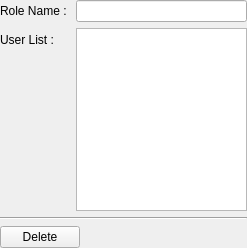
The window that src/widgets/quarolewidgetedit.ui (juangburgos/QUaAccessControl) describes before a commit, drawn with Qt 5.
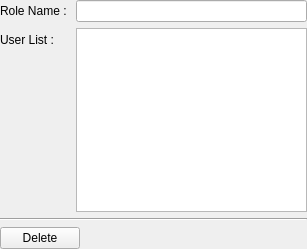
The same window after the commit.

Patch:
```diff
--- a/src/widgets/quarolewidgetedit.ui
+++ b/src/widgets/quarolewidgetedit.ui
@@ -6,8 +6,8 @@
    <rect>
     <x>0</x>
     <y>0</y>
-    <width>247</width>
-    <height>248</height>
+    <width>307</width>
+    <height>249</height>
    </rect>
   </property>
   <property name="sizePolicy">
@@ -19,6 +19,30 @@
   <property name="windowTitle">
    <string>Form</string>
   </property>
+  <layout class="QVBoxLayout" name="verticalLayout">
+   <property name="leftMargin">
+    <number>0</number>
+   </property>
+   <property name="topMargin">
+    <number>0</number>
+   </property>
+   <property name="rightMargin">
+    <number>0</number>
+   </property>
+   <property name="bottomMargin">
+    <number>0</number>
+   </property>
+   <item>
+    <widget class="QFrame" name="frameForm">
+     <property name="frameShape">
+      <enum>QFrame::NoFrame</enum>
+     </property>
+     <property name="frameShadow">
+      <enum>QFrame::Plain</enum>
+     </property>
+     <property name="lineWidth">
+      <number>0</number>
+     </property>
   <layout class="QFormLayout" name="formLayout">
    <property name="leftMargin">
     <number>0</number>
@@ -42,7 +66,20 @@
    <item row="0" column="1">
     <widget class="QLineEdit" name="lineEditRoleName"/>
    </item>
-   <item row="2" column="0" colspan="2">
+      <item row="1" column="0">
+       <widget class="QLabel" name="labelUsers">
+        <property name="text">
+         <string>User List : </string>
+        </property>
+       </widget>
+      </item>
+      <item row="1" column="1">
+       <widget class="QTreeView" name="treeViewUsers"/>
+      </item>
+     </layout>
+    </widget>
+   </item>
+   <item>
     <widget class="QFrame" name="frameEditActions">
      <property name="frameShape">
       <enum>QFrame::NoFrame</enum>
@@ -93,16 +130,6 @@
      </layout>
     </widget>
    </item>
-   <item row="1" column="0">
-    <widget class="QLabel" name="labelUsers">
-     <property name="text">
-      <string>User List : </string>
-     </property>
-    </widget>
-   </item>
-   <item row="1" column="1">
-    <widget class="QTreeView" name="treeViewUsers"/>
-   </item>
   </layout>
  </widget>
  <resources/>
```
Lines whose indentation alone changed are shown as unchanged.
